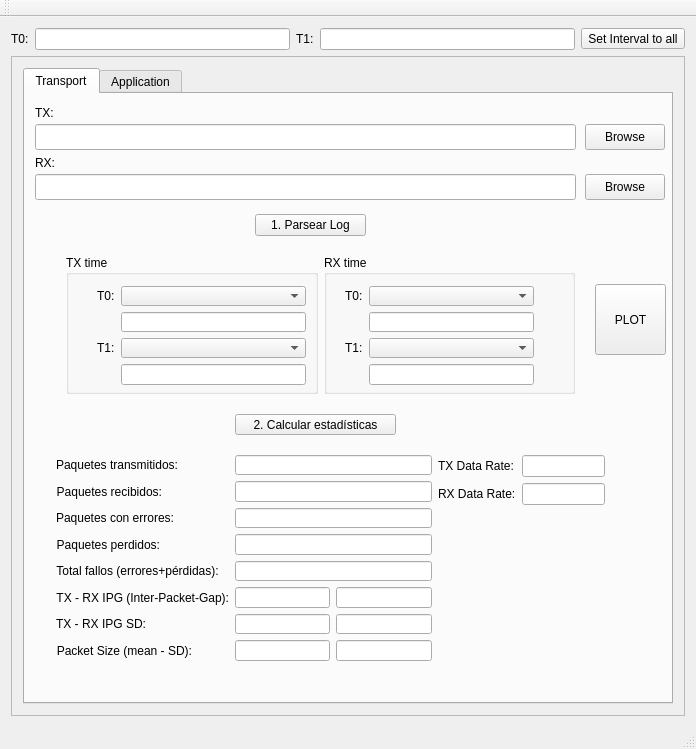
Above: mainwindow.ui from dcentelles/comms_log_parser before the change. Below: the same form after it.
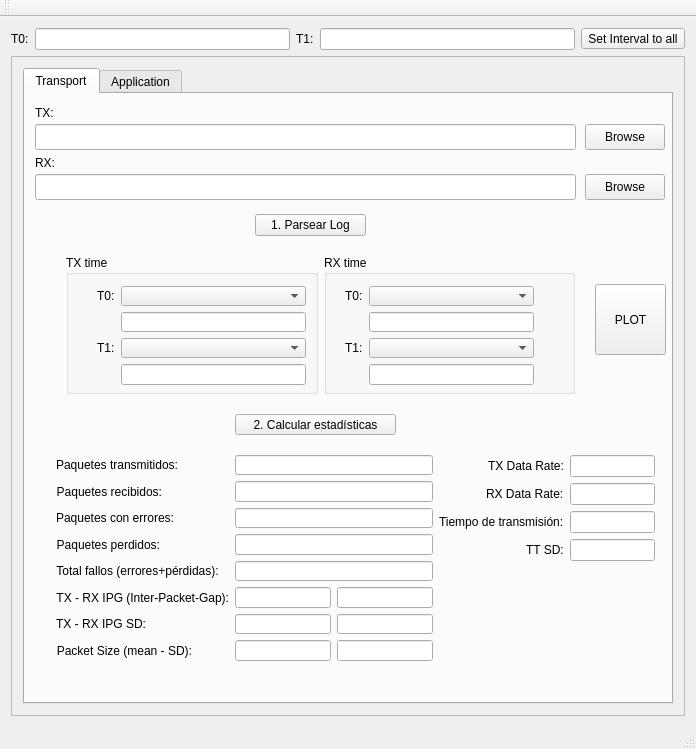
That is the form after the change.

Commit message: implementando calculo del tiempo de transmisión (gracias al numero de secuencia de cada registro de pdu)

Patch:
```diff
--- a/mainwindow.ui
+++ b/mainwindow.ui
@@ -173,7 +173,7 @@
              <bool>true</bool>
             </property>
            </widget>
-           <widget class="QWidget" name="">
+           <widget class="QWidget" name="layoutWidget">
             <property name="geometry">
              <rect>
               <x>30</x>
@@ -317,12 +317,12 @@
              <string>RX:</string>
             </property>
            </widget>
-           <widget class="QWidget" name="">
+           <widget class="QWidget" name="layoutWidget">
             <property name="geometry">
              <rect>
               <x>20</x>
               <y>350</y>
-              <width>571</width>
+              <width>621</width>
               <height>228</height>
              </rect>
             </property>
@@ -502,6 +502,9 @@
              </item>
              <item>
               <layout class="QFormLayout" name="formLayout_2">
+               <property name="labelAlignment">
+                <set>Qt::AlignRight|Qt::AlignTrailing|Qt::AlignVCenter</set>
+               </property>
                <item row="0" column="0">
                 <widget class="QLabel" name="label_49">
                  <property name="text">
@@ -536,6 +539,26 @@
                  </property>
                 </widget>
                </item>
+               <item row="2" column="0">
+                <widget class="QLabel" name="label">
+                 <property name="text">
+                  <string>Tiempo de transmisión:</string>
+                 </property>
+                </widget>
+               </item>
+               <item row="2" column="1">
+                <widget class="QLineEdit" name="dl_transmissionTime"/>
+               </item>
+               <item row="3" column="1">
+                <widget class="QLineEdit" name="dl_transmissionTimeSD"/>
+               </item>
+               <item row="3" column="0">
+                <widget class="QLabel" name="label_2">
+                 <property name="text">
+                  <string>TT SD:</string>
+                 </property>
+                </widget>
+               </item>
               </layout>
              </item>
             </layout>
```
Left out of the diff: 2 changed lines with no effect on the pictures.
